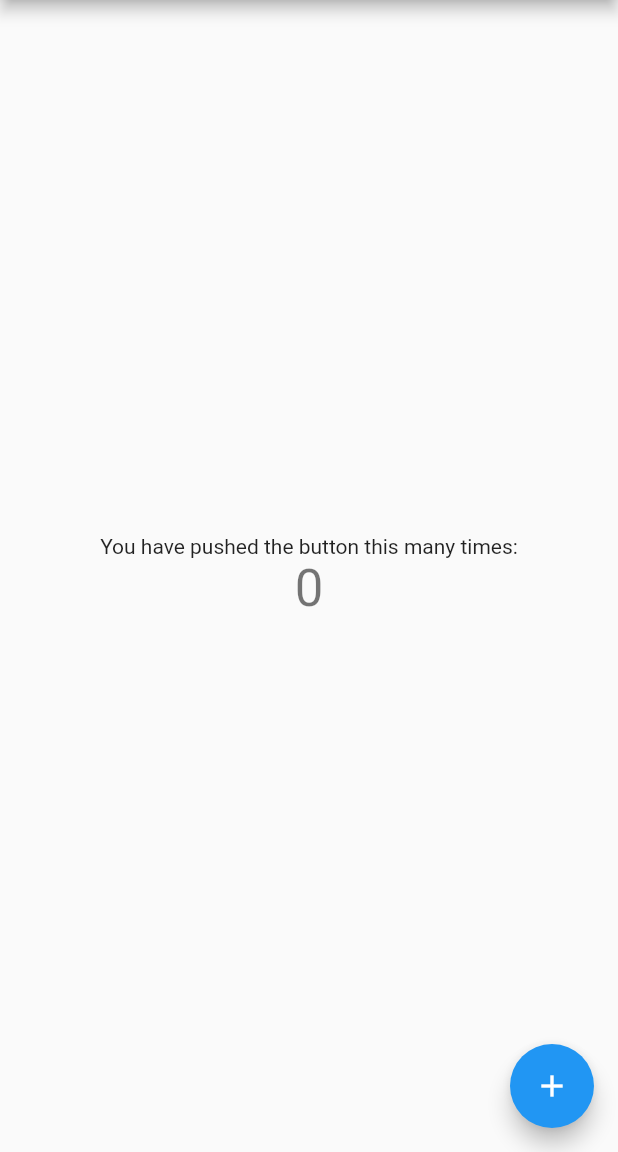
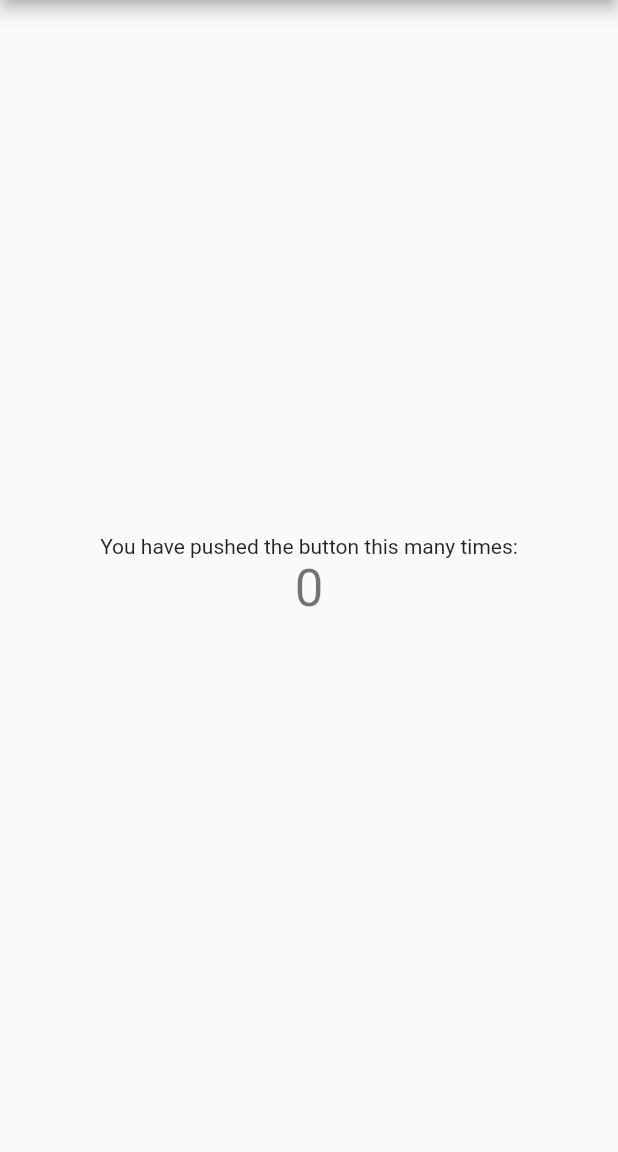
Before and after one commit to teddybuddy/messio, a Flutter app: the screen it shows after launch, on a phone screen of 412 x 824 dp, the part 84-1236 px from its top. Run offline on Flutter 3.47's test engine with Material 2 defaults, Android fonts, the phone set to English and light mode, and no system bars.

Commit message:
initial commit

```diff
--- a/lib/main.dart
+++ b/lib/main.dart
@@ -107,11 +107,7 @@ class _MyHomePageState extends State<MyHomePage> {
           ],
         ),
       ),
-      floatingActionButton: FloatingActionButton(
-        onPressed: _incrementCounter,
-        tooltip: 'Increment',
-        child: Icon(Icons.add),
-      ), // This trailing comma makes auto-formatting nicer for build methods.
+      // This trailing comma makes auto-formatting nicer for build methods.
     );
   }
 }
```
Also changed, not shown: 1 other file.
